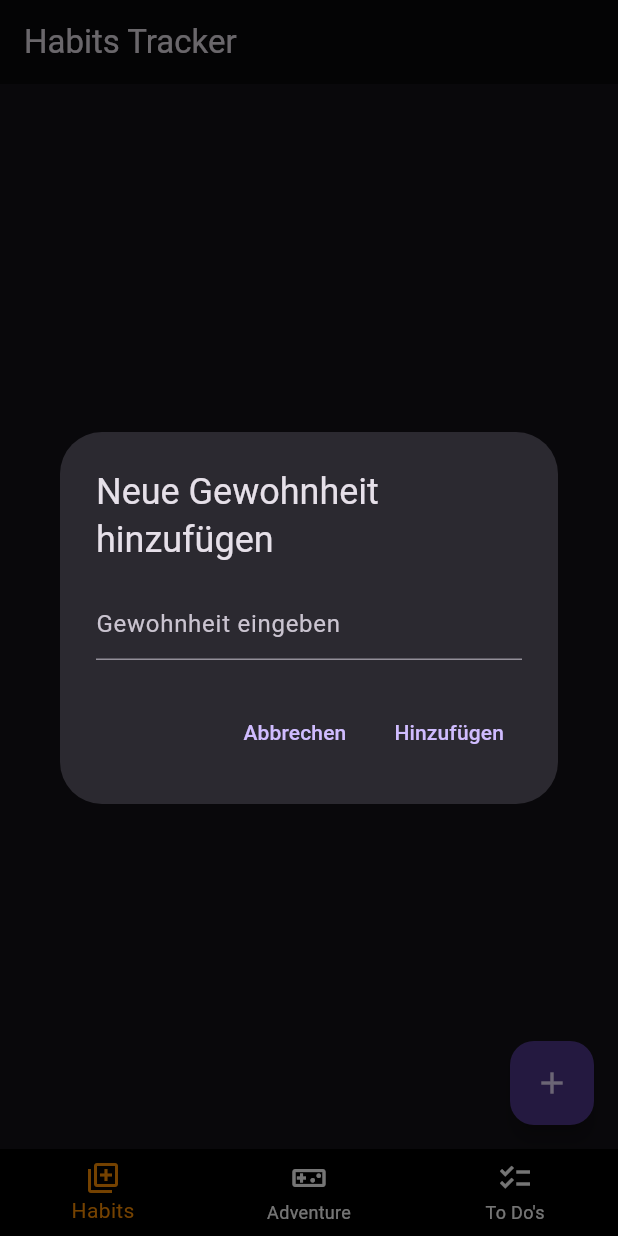
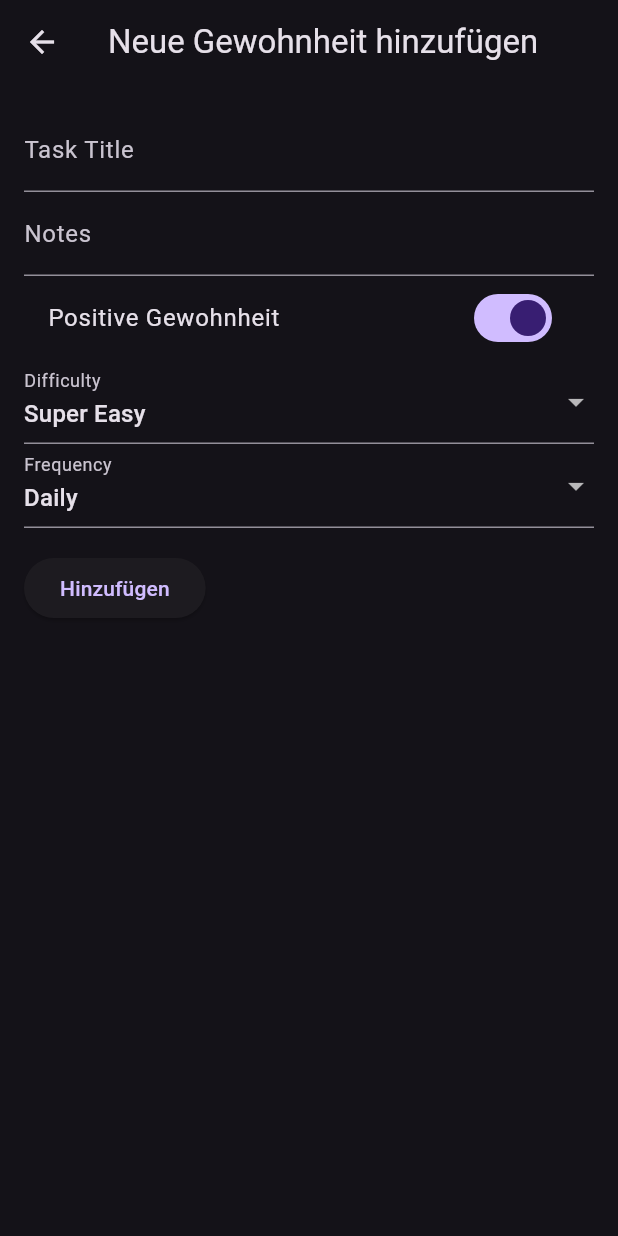
Before and after one commit to Cirrous/habitstracker, a Flutter app: the screen it shows after launch, after a tap on the "add" icon, on a phone screen of 412 x 824 dp. Run offline on Flutter 3.47's test engine with Material 3 defaults, Android fonts, the phone set to English and light mode, and no system bars.

Commit message:
Implement habit add functionality

```diff
--- /dev/null
+++ b/lib/add_habit_view.dart
@@ -0,0 +1,97 @@
+import 'package:flutter/material.dart';
+
+class AddHabitView extends StatefulWidget {
+  final Function(Map<String, dynamic>) onAddHabit;
+
+  const AddHabitView({super.key, required this.onAddHabit});
+
+  @override
+  State<AddHabitView> createState() => _AddHabitViewState();
+}
+
+class _AddHabitViewState extends State<AddHabitView> {
+  final _formKey = GlobalKey<FormState>();
+  String _taskTitle = '';
+  String _notes = '';
+  bool _isPositive = true;
+  String _difficulty = 'Super Easy';
+  String _frequency = 'Daily';
+
+  @override
+  Widget build(BuildContext context) {
+    return Scaffold(
+      appBar: AppBar(
+        title: const Text('Neue Gewohnheit hinzufügen'),
+      ),
+      body: Form(
+        key: _formKey,
+        child: Padding(
+          padding: const EdgeInsets.all(16.0),
+          child: Column(
+            crossAxisAlignment: CrossAxisAlignment.start,
+            children: [
+              TextFormField(
+                decoration: const InputDecoration(labelText: 'Task Title'),
+                validator: (value) {
+                  if (value == null || value.isEmpty) {
+                    return 'Bitte einen Task Title eingeben';
+                  }
+                  return null;
+                },
+                onSaved: (value) => _taskTitle = value!,
+              ),
+              TextFormField(
+                decoration: const InputDecoration(labelText: 'Notes'),
+                onSaved: (value) => _notes = value!,
+              ),
+              SwitchListTile(
+                title: const Text('Positive Gewohnheit'),
+                value: _isPositive,
+                onChanged: (value) => setState(() => _isPositive = value),
+              ),
+              DropdownButtonFormField<String>(
+                decoration: const InputDecoration(labelText: 'Difficulty'),
+                value: _difficulty,
+                items: const ['Super Easy', 'Easy', 'Medium', 'Hard']
+                    .map((value) => DropdownMenuItem(
+                  value: value,
+                  child: Text(value),
+                ))
+                    .toList(),
+                onChanged: (value) => setState(() => _difficulty = value!),
+              ),
+              DropdownButtonFormField<String>(
+                decoration: const InputDecoration(labelText: 'Frequency'),
+                value: _frequency,
+                items: const ['Daily', 'Weekly', 'Monthly']
+                    .map((value) => DropdownMenuItem(
+                  value: value,
+                  child: Text(value),
+                ))
+                    .toList(),
+                onChanged: (value) => setState(() => _frequency = value!),
+              ),
+              const SizedBox(height: 16.0),
+              ElevatedButton(
+                onPressed: () {
+                  if (_formKey.currentState!.validate()) {
+                    _formKey.currentState!.save();
+                    widget.onAddHabit({ // Create a map here
+                      'taskTitle': _taskTitle,
+                      'notes': _notes,
+                      'isPositive': _isPositive,
+                      'difficulty': _difficulty,
+                      'frequency': _frequency,
+                    });
+                    Navigator.of(context).pop();
+                  }
+                },
+                child: const Text('Hinzufügen'),
+              ),
+            ],
+          ),
+        ),
+      ),
+    );
+  }
+}
--- a/lib/habits_view.dart
+++ b/lib/habits_view.dart
@@ -1,4 +1,5 @@
 import 'package:flutter/material.dart';
+import 'add_habit_view.dart';
 
 class HabitsView extends StatefulWidget {
   const HabitsView({super.key});
@@ -8,7 +9,7 @@ class HabitsView extends StatefulWidget {
 }
 
 class _HabitsViewState extends State<HabitsView> {
-  List<String> habits = []; // Liste der Habits
+  List<Map<String, dynamic>> habits = [];
 
   @override
   Widget build(BuildContext context) {
@@ -17,52 +18,23 @@ class _HabitsViewState extends State<HabitsView> {
         itemCount: habits.length,
         itemBuilder: (context, index) {
           return ListTile(
-            title: Text(habits[index]),
+            title: Text(habits[index]['taskTitle']),
           );
         },
       ),
       floatingActionButton: FloatingActionButton(
         onPressed: () {
-          _showAddHabitDialog(context);
+          Navigator.push(
+            context,
+            MaterialPageRoute(
+              builder: (context) => AddHabitView(
+                onAddHabit: (newHabit) => setState(() => habits.add(newHabit))
+              ),
+            ),
+          );
         },
-        child: Icon(Icons.add),
+        child: const Icon(Icons.add),
       ),
     );
   }
-
-  Future<void> _showAddHabitDialog(BuildContext context) async {
-    String newHabit = '';
-
-    return showDialog<void>(
-      context: context,
-      builder: (BuildContext context) {
-        return AlertDialog(
-          title: Text('Neue Gewohnheit hinzufügen'),
-          content: TextField(
-            onChanged: (value) {
-              newHabit = value;
-            },
-            decoration: InputDecoration(hintText: 'Gewohnheit eingeben'),
-          ),
-          actions: <Widget>[
-            TextButton(
-              onPressed: () {
-                Navigator.of(context).pop();
-              },
-              child: Text('Abbrechen'),
-            ),
-            TextButton(
-              onPressed: () {
-                setState(() {
-                  habits.add(newHabit);
-                });
-                Navigator.of(context).pop();
-              },
-              child: Text('Hinzufügen'),
-            ),
-          ],
-        );
-      },
-    );
-  }
 }
```
